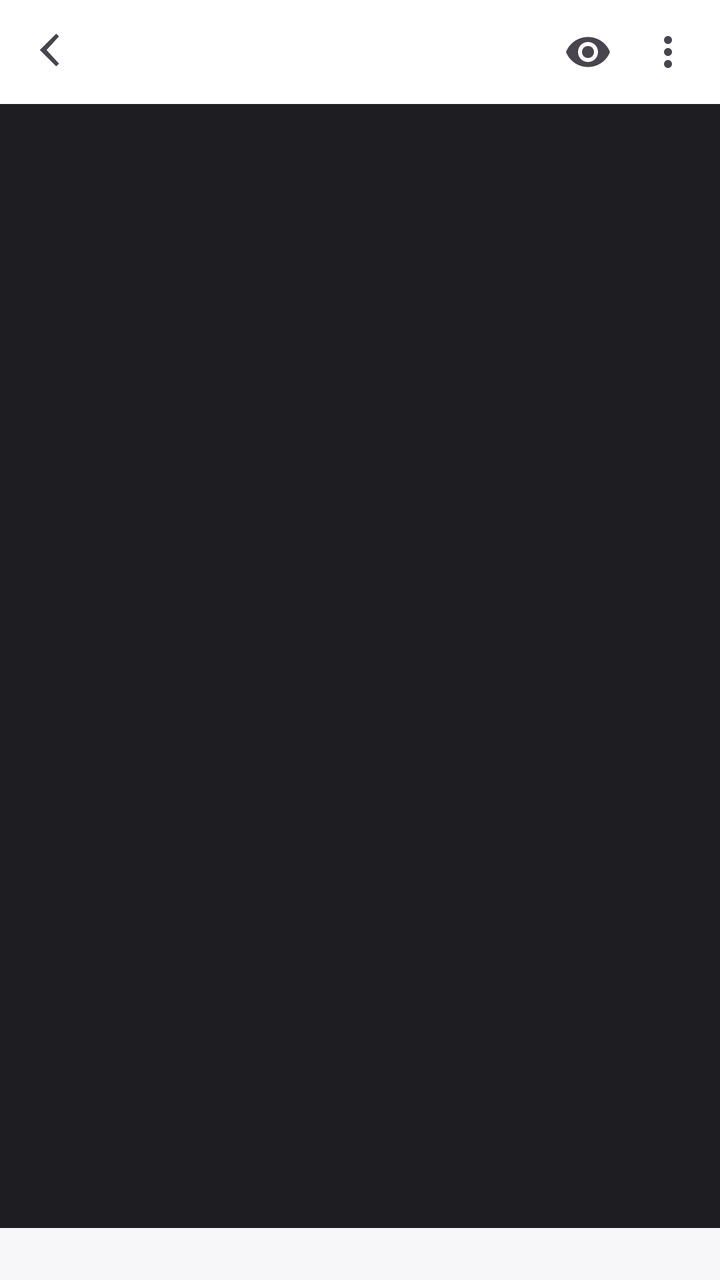
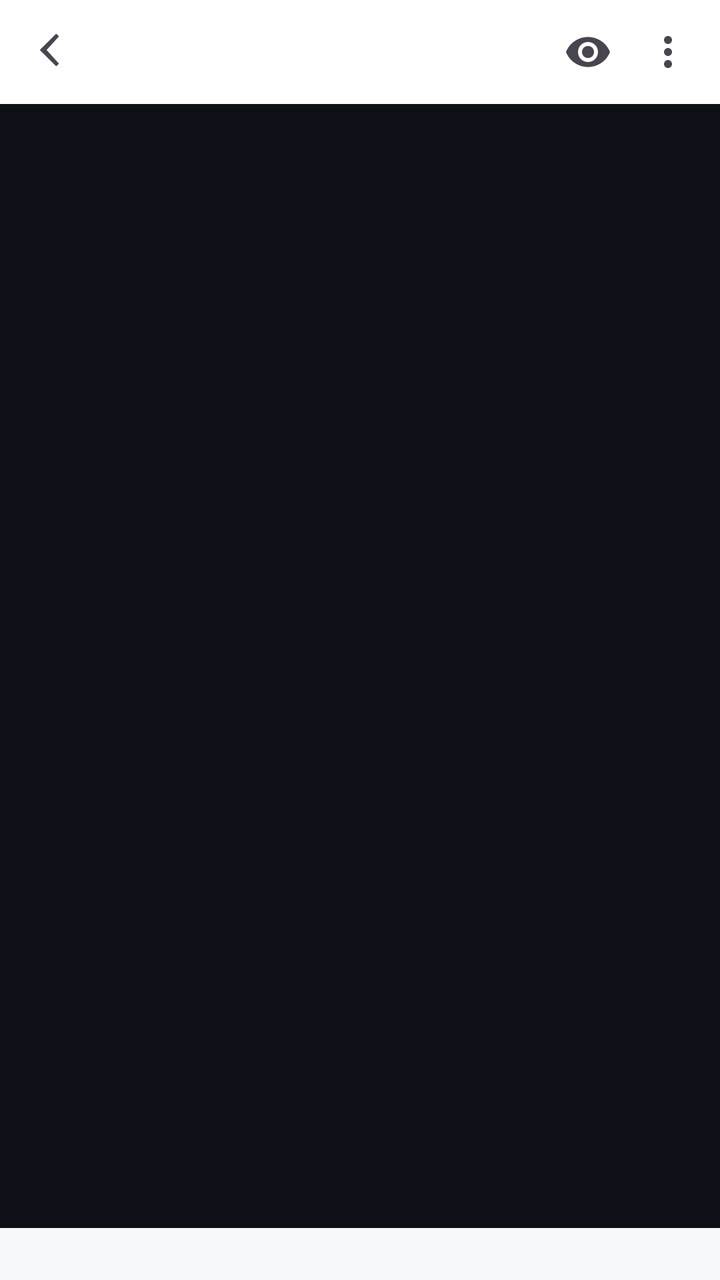

Screens rendered from an Android XML layout before and after an edit, with the pre-edit source and the edit as a unified diff.
<!-- AndroidManifest.xml: application theme Theme.Markit -->
<!-- res/layout/activity_editor.xml -->
<?xml version="1.0" encoding="utf-8"?>
<androidx.constraintlayout.widget.ConstraintLayout
    xmlns:android="http://schemas.android.com/apk/res/android"
    xmlns:app="http://schemas.android.com/apk/res-auto"
    android:layout_width="match_parent"
    android:layout_height="match_parent"
    android:background="#1E1E22">

    <LinearLayout
        android:id="@+id/topBar"
        android:layout_width="0dp"
        android:layout_height="wrap_content"
        android:minHeight="52dp"
        android:orientation="horizontal"
        android:gravity="center_vertical"
        android:background="#FFFFFF"
        android:paddingStart="6dp"
        android:paddingEnd="6dp"
        app:layout_constraintTop_toTopOf="parent"
        app:layout_constraintStart_toStartOf="parent"
        app:layout_constraintEnd_toEndOf="parent">

        <ImageButton
            android:id="@+id/btnBack"
            android:layout_width="40dp"
            android:layout_height="40dp"
            android:src="@drawable/ic_arrow_back"
            android:background="?android:attr/selectableItemBackgroundBorderless"
            android:contentDescription="返回" />

        <TextView
            android:id="@+id/titleText"
            android:layout_width="0dp"
            android:layout_height="wrap_content"
            android:layout_weight="1"
            android:textSize="17sp"
            android:textStyle="bold"
            android:textColor="#111111"
            android:maxLines="1"
            android:ellipsize="middle"
            android:layout_marginStart="4dp" />

        <ImageButton
            android:id="@+id/btnToggleMode"
            android:layout_width="40dp"
            android:layout_height="40dp"
            android:src="@drawable/ic_preview"
            android:background="?android:attr/selectableItemBackgroundBorderless"
            android:contentDescription="切换预览" />

        <ImageButton
            android:id="@+id/btnMore"
            android:layout_width="40dp"
            android:layout_height="40dp"
            android:src="@drawable/ic_more_vert"
            android:background="?android:attr/selectableItemBackgroundBorderless"
            android:contentDescription="更多" />
    </LinearLayout>

    <EditText
        android:id="@+id/editorText"
        android:layout_width="0dp"
        android:layout_height="0dp"
        android:background="@drawable/bg_editor"
        android:gravity="top|start"
        android:padding="14dp"
        android:textSize="14sp"
        android:textColor="#D8D8DC"
        android:fontFamily="monospace"
        android:inputType="textMultiLine|textNoSuggestions"
        android:importantForAutofill="no"
        app:layout_constraintTop_toBottomOf="@id/topBar"
        app:layout_constraintBottom_toTopOf="@id/statusBar"
        app:layout_constraintStart_toStartOf="parent"
        app:layout_constraintEnd_toEndOf="parent" />

    <WebView
        android:id="@+id/previewWeb"
        android:layout_width="0dp"
        android:layout_height="0dp"
        android:background="#FFFFFF"
        android:visibility="gone"
        app:layout_constraintTop_toBottomOf="@id/topBar"
        app:layout_constraintBottom_toTopOf="@id/statusBar"
        app:layout_constraintStart_toStartOf="parent"
        app:layout_constraintEnd_toEndOf="parent" />

    <TextView
        android:id="@+id/statusBar"
        android:layout_width="0dp"
        android:layout_height="26dp"
        android:background="#F7F7F9"
        android:gravity="center_vertical"
        android:paddingStart="14dp"
        android:paddingEnd="14dp"
        android:textSize="11sp"
        android:textColor="#8A8A8E"
        app:layout_constraintBottom_toBottomOf="parent"
        app:layout_constraintStart_toStartOf="parent"
        app:layout_constraintEnd_toEndOf="parent" />

</androidx.constraintlayout.widget.ConstraintLayout>
<!-- resources referenced by this layout -->
<resources>
  <!-- drawable bg_editor (drawable) -->
  <?xml version="1.0" encoding="utf-8"?>
  <shape xmlns:android="http://schemas.android.com/apk/res/android" android:shape="rectangle">
      <solid android:color="#1E1E22" />
  </shape>
  <!-- drawable ic_arrow_back (drawable) -->
  <?xml version="1.0" encoding="utf-8"?>
  <vector xmlns:android="http://schemas.android.com/apk/res/android"
      android:width="24dp" android:height="24dp"
      android:viewportWidth="24" android:viewportHeight="24"
      android:tint="?attr/colorControlNormal">
      <path android:fillColor="@android:color/white"
          android:pathData="M15.5,4.2 L14.1,2.8 L5.9,11 L14.1,19.2 L15.5,17.8 L9.3,11 Z" />
  </vector>
  <!-- drawable ic_more_vert (drawable) -->
  <?xml version="1.0" encoding="utf-8"?>
  <vector xmlns:android="http://schemas.android.com/apk/res/android"
      android:width="24dp" android:height="24dp"
      android:viewportWidth="24" android:viewportHeight="24"
      android:tint="?attr/colorControlNormal">
      <path android:fillColor="@android:color/white" android:pathData="M12,8c1.1,0 2,-0.9 2,-2s-0.9,-2 -2,-2s-2,0.9 -2,2S10.9,8 12,8z" />
      <path android:fillColor="@android:color/white" android:pathData="M12,10c-1.1,0 -2,0.9 -2,2s0.9,2 2,2s2,-0.9 2,-2S13.1,10 12,10z" />
      <path android:fillColor="@android:color/white" android:pathData="M12,16c-1.1,0 -2,0.9 -2,2s0.9,2 2,2s2,-0.9 2,-2S13.1,16 12,16z" />
  </vector>
  <!-- drawable ic_preview (drawable) -->
  <?xml version="1.0" encoding="utf-8"?>
  <vector xmlns:android="http://schemas.android.com/apk/res/android"
      android:width="24dp" android:height="24dp"
      android:viewportWidth="24" android:viewportHeight="24"
      android:tint="?attr/colorControlNormal">
      <path android:fillColor="@android:color/white"
          android:pathData="M12,4.5C7,4.5 2.7,7.6 1,12c1.7,4.4 6,7.5 11,7.5s9.3,-3.1 11,-7.5C21.3,7.6 17,4.5 12,4.5zM12,17c-2.8,0 -5,-2.2 -5,-5s2.2,-5 5,-5s5,2.2 5,5S14.8,17 12,17z" />
      <path android:fillColor="@android:color/white"
          android:pathData="M12,9c-1.7,0 -3,1.3 -3,3s1.3,3 3,3s3,-1.3 3,-3S13.7,9 12,9z" />
  </vector>
  <style name="Theme.Markit" parent="Theme.Material3.DayNight.NoActionBar">
          <item name="colorPrimary">#0A84FF</item>
      </style>
</resources>

<!-- the commit's change to res/layout/activity_editor.xml (unified diff, before → after) -->
@@ -4,7 +4,7 @@
     xmlns:app="http://schemas.android.com/apk/res-auto"
     android:layout_width="match_parent"
     android:layout_height="match_parent"
-    android:background="#1E1E22">
+    android:background="@color/bg_canvas">
 
     <LinearLayout
         android:id="@+id/topBar"
@@ -13,7 +13,7 @@
         android:minHeight="52dp"
         android:orientation="horizontal"
         android:gravity="center_vertical"
-        android:background="#FFFFFF"
+        android:background="@color/bg_canvas"
         android:paddingStart="6dp"
         android:paddingEnd="6dp"
         app:layout_constraintTop_toTopOf="parent"
@@ -35,7 +35,7 @@
             android:layout_weight="1"
             android:textSize="17sp"
             android:textStyle="bold"
-            android:textColor="#111111"
+            android:textColor="@color/fg_default"
             android:maxLines="1"
             android:ellipsize="middle"
             android:layout_marginStart="4dp" />
@@ -65,7 +65,7 @@
         android:gravity="top|start"
         android:padding="14dp"
         android:textSize="14sp"
-        android:textColor="#D8D8DC"
+        android:textColor="@color/fg_on_editor"
         android:fontFamily="monospace"
         android:inputType="textMultiLine|textNoSuggestions"
         android:importantForAutofill="no"
@@ -78,7 +78,7 @@
         android:id="@+id/previewWeb"
         android:layout_width="0dp"
         android:layout_height="0dp"
-        android:background="#FFFFFF"
+        android:background="@color/bg_canvas"
         android:visibility="gone"
         app:layout_constraintTop_toBottomOf="@id/topBar"
         app:layout_constraintBottom_toTopOf="@id/statusBar"
@@ -89,12 +89,12 @@
         android:id="@+id/statusBar"
         android:layout_width="0dp"
         android:layout_height="26dp"
-        android:background="#F7F7F9"
+        android:background="@color/bg_subtle"
         android:gravity="center_vertical"
         android:paddingStart="14dp"
         android:paddingEnd="14dp"
         android:textSize="11sp"
-        android:textColor="#8A8A8E"
+        android:textColor="@color/fg_muted"
         app:layout_constraintBottom_toBottomOf="parent"
         app:layout_constraintStart_toStartOf="parent"
         app:layout_constraintEnd_toEndOf="parent" />
<!-- resource entries referenced after the edit -->
@@ -1,9 +1,14 @@
 <!-- resources referenced by this layout -->
 <resources>
+  <color name="bg_canvas">#FFFFFF</color>
+  <color name="bg_subtle">#F6F8FA</color>
+  <color name="fg_default">#1F2328</color>
+  <color name="fg_muted">#59636E</color>
+  <color name="fg_on_editor">#E6EDF3</color>
   <!-- drawable bg_editor (drawable) -->
   <?xml version="1.0" encoding="utf-8"?>
   <shape xmlns:android="http://schemas.android.com/apk/res/android" android:shape="rectangle">
-      <solid android:color="#1E1E22" />
+      <solid android:color="@color/canvas_editor" />
   </shape>
   <!-- drawable ic_arrow_back (drawable) -->
   <?xml version="1.0" encoding="utf-8"?>
@@ -36,7 +41,13 @@
           android:pathData="M12,9c-1.7,0 -3,1.3 -3,3s1.3,3 3,3s3,-1.3 3,-3S13.7,9 12,9z" />
   </vector>
   <style name="Theme.Markit" parent="Theme.Material3.DayNight.NoActionBar">
-          <item name="colorPrimary">#0A84FF</item>
+          <item name="colorPrimary">@color/accent</item>
+          <item name="android:windowBackground">@color/bg_canvas</item>
+          
+          <item name="android:statusBarColor">@android:color/transparent</item>
+          <item name="android:navigationBarColor">@android:color/transparent</item>
       </style>
+  <color name="canvas_editor">#0D1117</color>
+  <color name="accent">#0969DA</color>
 </resources>
 
